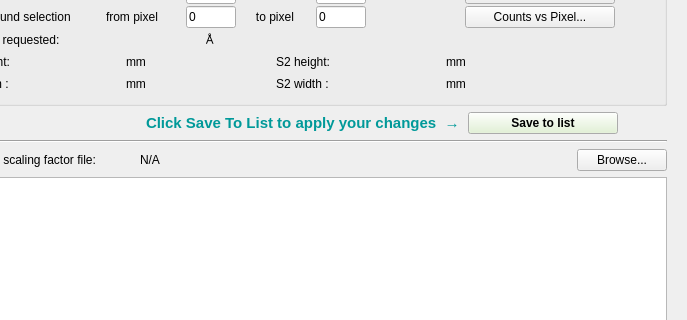
This is Code/Mantid/scripts/Interface/ui/reflectometer/refl_sf_calculator.ui in mantidproject/mantid as Qt 5 draws it before an edit; both pictures show x 336 to 1023 and y 210 to 530 of the 1023 by 880 pixel window. The edited form follows.
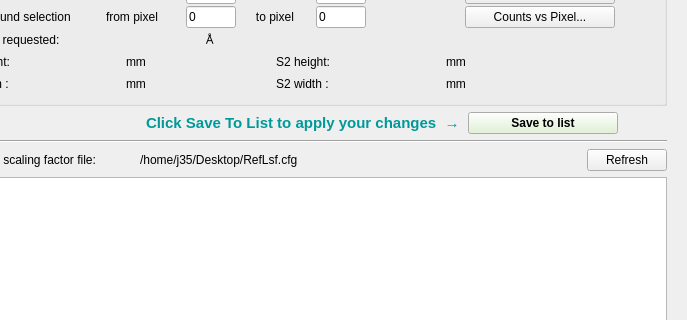
This is the edited form.

```diff
--- a/Code/Mantid/scripts/Interface/ui/reflectometer/refl_sf_calculator.ui
+++ b/Code/Mantid/scripts/Interface/ui/reflectometer/refl_sf_calculator.ui
@@ -1507,7 +1507,7 @@
                  <item>
                   <widget class="QLabel" name="cfg_scaling_factor_file_name">
                    <property name="text">
-                    <string>N/A</string>
+                    <string>/home/j35/Desktop/RefLsf.cfg</string>
                    </property>
                   </widget>
                  </item>
@@ -1515,7 +1515,7 @@
                   <widget class="QPushButton" name="cfg_scaling_factor_file_browse">
                    <property name="maximumSize">
                     <size>
-                     <width>90</width>
+                     <width>80</width>
                      <height>16777215</height>
                     </size>
                    </property>
@@ -1526,7 +1526,7 @@
                     </size>
                    </property>
                    <property name="text">
-                    <string>Browse...</string>
+                    <string>Refresh</string>
                    </property>
                   </widget>
                  </item>
```
Left out of the diff: 4 changed lines with no effect on the pictures.
